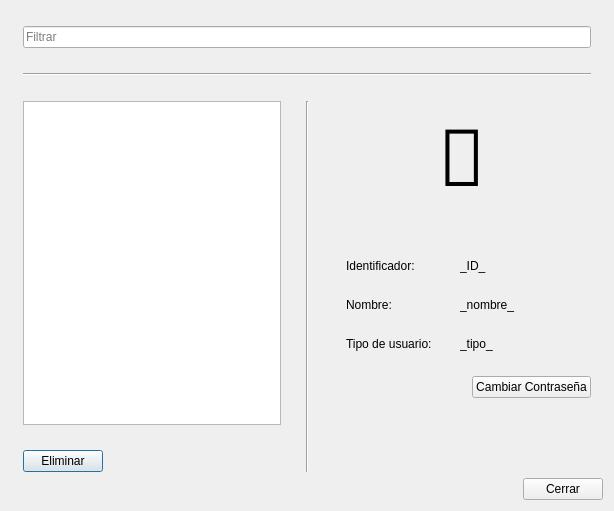
Qt form forms/consultarcuentas.ui (sarahiva/IS2Proyecto1) before a commit.
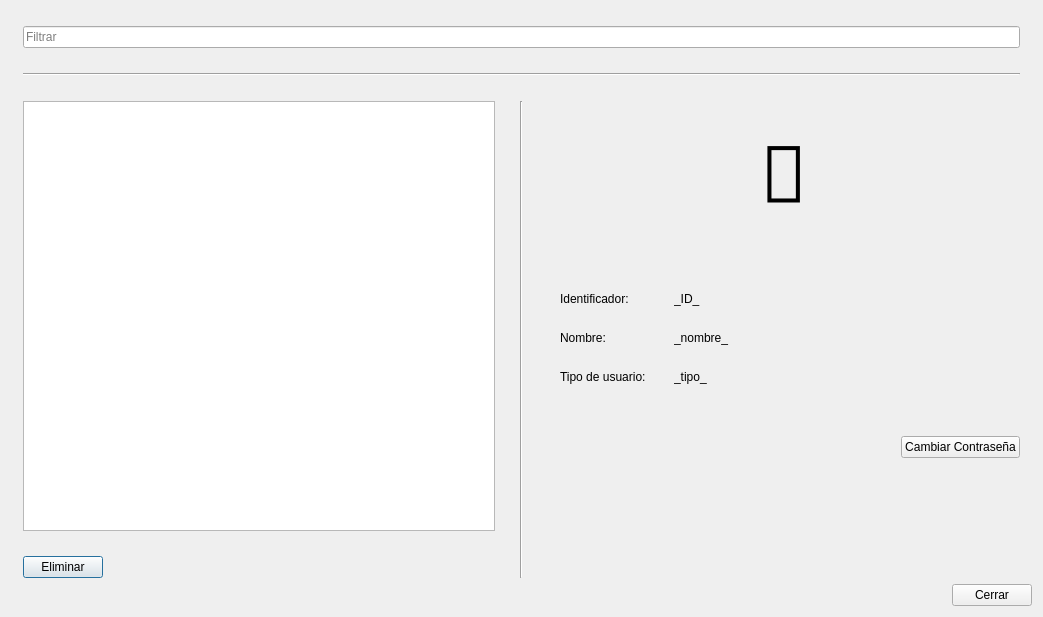
The same form after that commit.

```diff
--- a/forms/consultarcuentas.ui
+++ b/forms/consultarcuentas.ui
@@ -6,8 +6,8 @@
    <rect>
     <x>0</x>
     <y>0</y>
-    <width>614</width>
-    <height>511</height>
+    <width>1043</width>
+    <height>617</height>
    </rect>
   </property>
   <property name="windowTitle">
@@ -54,6 +54,12 @@
            <property name="selectionMode">
             <enum>QAbstractItemView::SingleSelection</enum>
            </property>
+           <property name="selectionBehavior">
+            <enum>QAbstractItemView::SelectRows</enum>
+           </property>
+           <attribute name="horizontalHeaderStretchLastSection">
+            <bool>true</bool>
+           </attribute>
           </widget>
          </item>
          <item row="1" column="0">
```
Left out of the diff: 11 changed lines with no effect on the pictures.
